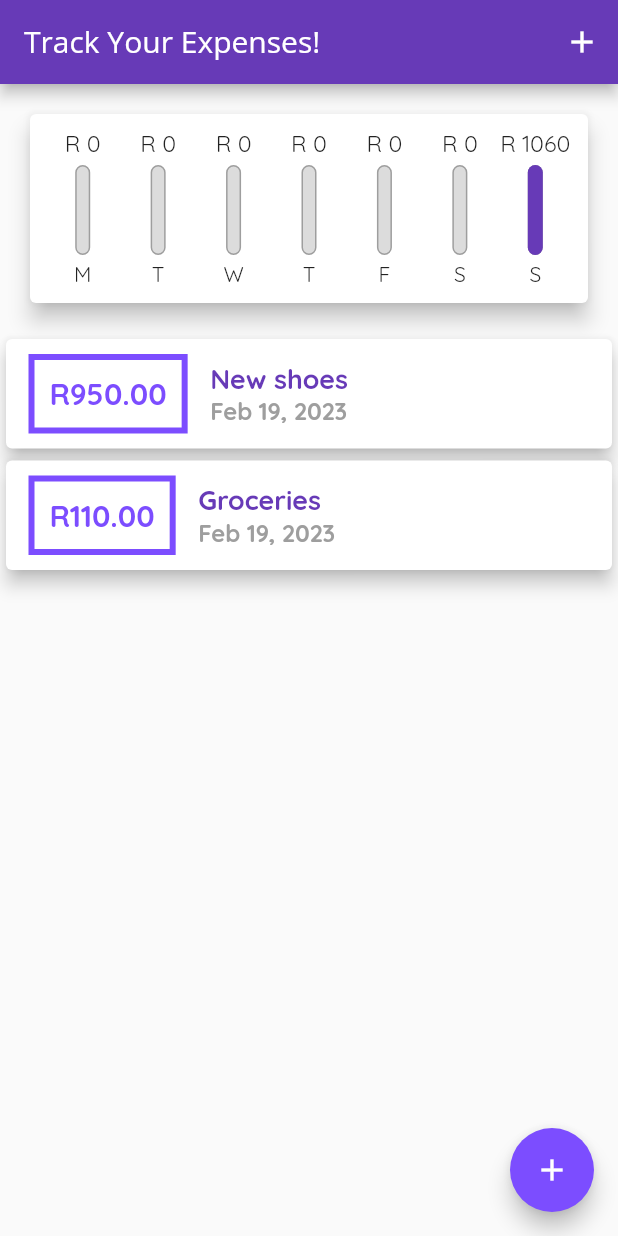
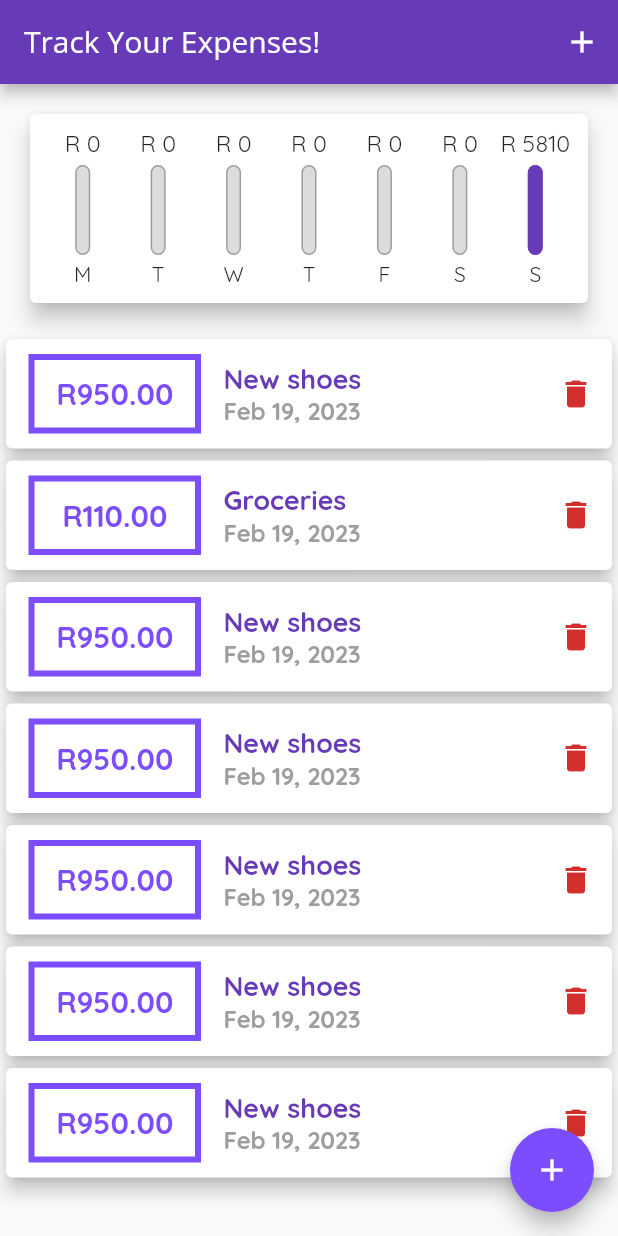
Before and after one commit to Ruan6370/flutterSect4Guide, a Flutter app: the screen it shows after launch, on a phone screen of 412 x 824 dp. Run offline on Flutter 3.47's test engine with Material 2 defaults, Android fonts, the phone set to English and light mode, and no system bars.

Commit message:
Delete Tx added

```diff
--- a/lib/_widgets/transactions_list.dart
+++ b/lib/_widgets/transactions_list.dart
@@ -6,8 +6,9 @@ import '../_models/transactions.dart';
 
 class TransactionList extends StatelessWidget {
   final List<Transaction> transactionItems;
+  final Function deleteTx;
 
-  const TransactionList(this.transactionItems);
+  const TransactionList(this.transactionItems, this.deleteTx);
 
   @override
   Widget build(BuildContext context) {
@@ -19,7 +20,7 @@ class TransactionList extends StatelessWidget {
                     style: CustomFonts.bodyMissing),
                 const SizedBox(height: 100),
                 SizedBox(
-                    height: MediaQuery.of(context).size.height / 2,
+                    height: MediaQuery.of(context).size.height / 3,
                     child: Image.asset('assets/images/waiting.png',
                         fit: BoxFit.cover)),
               ])
@@ -27,7 +28,11 @@ class TransactionList extends StatelessWidget {
                 itemBuilder: (ctx, index) {
                   return Card(
                     elevation: 5,
-                    child: Row(children: <Widget>[
+                    child: Row(
+                        mainAxisAlignment: MainAxisAlignment.spaceBetween,
+                        children: <Widget>[
+                          SizedBox(
+                            child: Row(children: [
                               Container(
                                   margin: const EdgeInsets.symmetric(
                                     vertical: 10,
@@ -35,11 +40,15 @@ class TransactionList extends StatelessWidget {
                                   ),
                                   decoration: BoxDecoration(
                                     border: Border.all(
-                              color: Theme.of(context).colorScheme.secondary,
+                                      color: Theme.of(context)
+                                          .colorScheme
+                                          .secondary,
                                       width: 4,
                                     ),
                                   ),
+                                  width: 115,
                                   padding: const EdgeInsets.all(10),
+                                  child: Center(
                                     child: Text(
                                       'R' +
                                           transactionItems[index]
@@ -49,6 +58,7 @@ class TransactionList extends StatelessWidget {
                                         fontWeight: FontWeight.bold,
                                         fontSize: 20,
                                         color: Colors.deepPurpleAccent,
+                                      ),
                                     ),
                                   )),
                               Column(
@@ -73,6 +83,14 @@ class TransactionList extends StatelessWidget {
                                     ),
                                   ]),
                             ]),
+                          ),
+                          IconButton(
+                            onPressed: () =>
+                                deleteTx(transactionItems[index].id),
+                            icon: const Icon(Icons.delete),
+                            color: Theme.of(context).errorColor,
+                          ),
+                        ]),
                   );
                 },
                 itemCount: transactionItems.length,
--- a/lib/main.dart
+++ b/lib/main.dart
@@ -52,6 +52,16 @@ class _HomePageState extends State<HomePage> {
         id: 't1', title: 'New shoes', amount: 950.00, date: DateTime.now()),
     Transaction(
         id: 't2', title: 'Groceries', amount: 110.00, date: DateTime.now()),
+    Transaction(
+        id: 't3', title: 'New shoes', amount: 950.00, date: DateTime.now()),
+    Transaction(
+        id: 't4', title: 'New shoes', amount: 950.00, date: DateTime.now()),
+    Transaction(
+        id: 't5', title: 'New shoes', amount: 950.00, date: DateTime.now()),
+    Transaction(
+        id: 't6', title: 'New shoes', amount: 950.00, date: DateTime.now()),
+    Transaction(
+        id: 't7', title: 'New shoes', amount: 950.00, date: DateTime.now()),
   ];
 
   List<Transaction> get _recentTransactions {
@@ -64,12 +74,13 @@ class _HomePageState extends State<HomePage> {
     }).toList();
   }
 
-  void _addTransactionItem(String txTitle, double txAmount) {
+  void _addTransactionItem(
+      String txTitle, double txAmount, DateTime selectedDate) {
     final newTx = Transaction(
       id: DateTime.now().toString(),
       title: txTitle,
       amount: txAmount,
-      date: DateTime.now(),
+      date: selectedDate,
     );
 
     setState(() {
@@ -87,6 +98,14 @@ class _HomePageState extends State<HomePage> {
             child: TransactionCreator(_addTransactionItem));
       },
     ); //creatorContextB for builder...
+  }
+
+  void _deleteTransaction(String id) {
+    setState(() {
+      _userTransactions.removeWhere((tx) {
+        return tx.id == id;
+      });
+    });
   }
 
   @override
@@ -107,7 +126,7 @@ class _HomePageState extends State<HomePage> {
             crossAxisAlignment: CrossAxisAlignment.stretch,
             children: <Widget>[
               Chart(_recentTransactions),
-              TransactionList(_userTransactions),
+              TransactionList(_userTransactions, _deleteTransaction),
             ]),
       ),
       floatingActionButton: FloatingActionButton(
```
Also changed, not shown: lib/_widgets/transaction_creator.dart (+26 -8 lines). Lines whose indentation alone changed are shown as unchanged.
